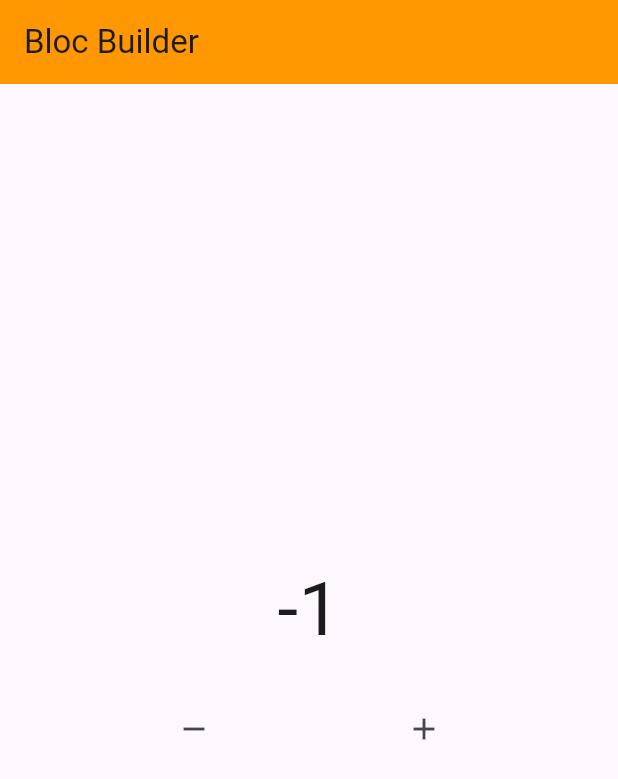
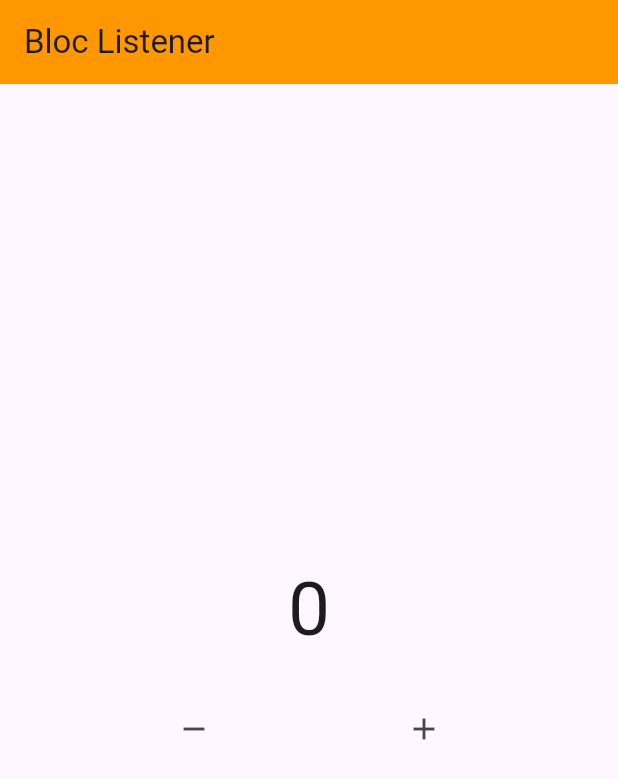
Before and after one commit to br0farhan/Bloc-Flutter, a Flutter app: the screen it shows after launch, after a tap on the "remove" icon, after a tap on the "add" icon, on a phone screen of 412 x 824 dp. Shown: the top 779 px of the screen. Run offline on Flutter 3.47's test engine with Material 3 defaults, Android fonts, the phone set to English and light mode, and no system bars; our stand-ins replace bloc, flutter_bloc.

Commit message:
update Bloc Listener

```diff
--- a/lib/pages/home.dart
+++ b/lib/pages/home.dart
@@ -11,27 +11,37 @@ class HomePage extends StatelessWidget {
     return Scaffold(
       appBar: AppBar(
         backgroundColor: Colors.orange,
-        title: const Text("Bloc Builder"),
+        title: const Text("Bloc Listener"),
       ),
       body: Center(
         child: Column(
           mainAxisAlignment: MainAxisAlignment.center,
           children: [
-            BlocBuilder<Counter, int>(
-              bloc: myCounter,
-              buildWhen: (previous, current) {
-                if(current % 2 == 1){
+            BlocListener<Counter, int>(
+              listener: (context, state) {
+                ScaffoldMessenger.of(context)
+                    .showSnackBar(
+                      const SnackBar(
+                        duration: Duration(seconds: 1),
+                        content: Text("Dijalankan")));
+              },
+              listenWhen: (previous, current) {
+                if(current == 10){
                   return true;
                 }else{
                   return false;
                 }
               },
+              bloc: myCounter,
+              child: BlocBuilder<Counter, int>(
+                bloc: myCounter,
                 builder: (context, state) {
                   return Text(
                     "$state",
                     style: const TextStyle(fontSize: 50),
                   );
                 },
+              ),
             ),
             const SizedBox(
               height: 20.0,
```
Lines whose indentation alone changed are shown as unchanged.
